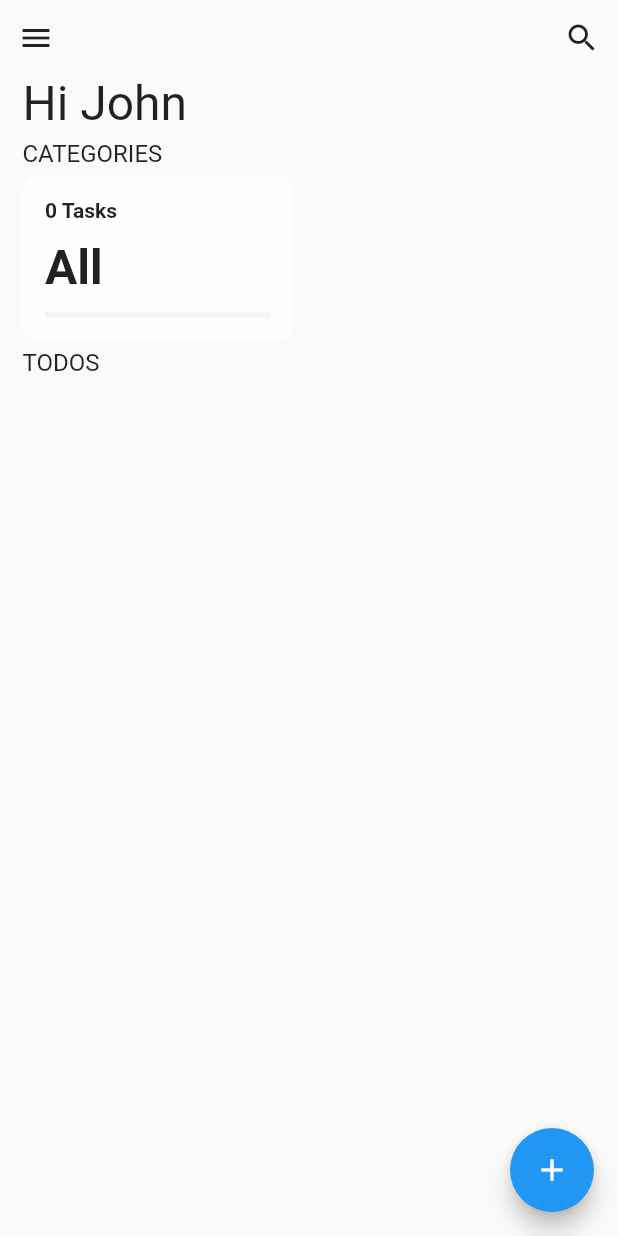
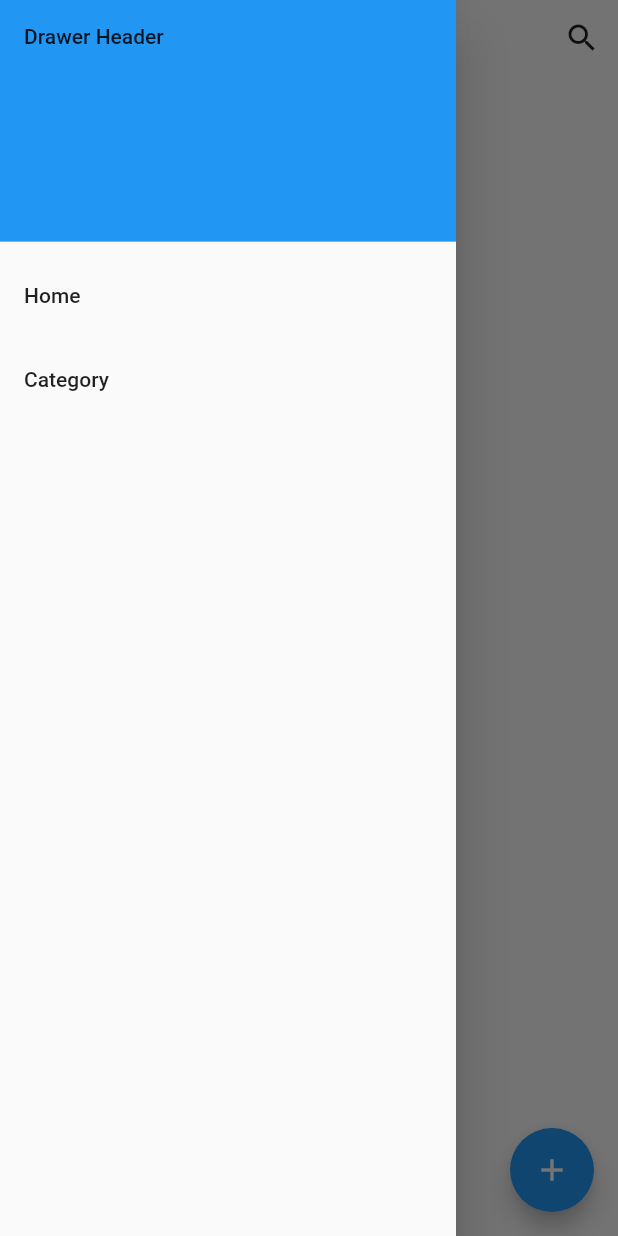
Before and after one commit to Imagine-Me/todo, a Flutter app: the screen it shows after launch, after a tap on the "menu" icon, on a phone screen of 412 x 824 dp. Run offline on Flutter 3.47's test engine with Material 2 defaults, Android fonts, the phone set to English and light mode, and no system bars; our stand-ins replace bloc, drift, flutter_bloc; accounts and stored records are empty; generated files the repository leaves out were written again.

Commit message:
add filtering option

```diff
--- a/lib/src/logic/bloc/todo_bloc.dart
+++ b/lib/src/logic/bloc/todo_bloc.dart
@@ -1,7 +1,6 @@
 import 'dart:async';
 
 import 'package:bloc/bloc.dart';
-import 'package:drift/drift.dart';
 import 'package:meta/meta.dart';
 import 'package:todo/src/database/database.dart';
 import 'package:todo/src/logic/bloc/category_bloc.dart';
@@ -17,12 +16,19 @@ class TodoBloc extends Bloc<TodoEvent, TodoState> {
   late final StreamSubscription categoryStream;
 
   CategoryState _categoryState = CategoryState();
+  int? _category;
+  String _keyWord = '';
 
   TodoBloc({required this.categoryBloc})
       : super(TodoState(categoryState: CategoryState())) {
     on<GetTodo>((event, emit) {
       print('TODO TABLE CHANGED, EMITING NEW STATE');
-      emit(TodoState(todos: event.todos, categoryState: _categoryState));
+      emit(TodoState(
+        todos: event.todos,
+        categoryState: _categoryState,
+        category: _category,
+        keyword: _keyWord,
+      ));
     });
     on<AddTodo>((event, _) {
       print('ADDING NEW TODO');
@@ -31,6 +37,17 @@ class TodoBloc extends Bloc<TodoEvent, TodoState> {
     on<ToggleCompletedTodo>((event, _) {
       print('TOGGLING CHECKBOX');
       database.toggleCompleted(event.todosCompanion);
+    });
+    on<FilterTodo>((event, emit) {
+      print('Filtering the todo');
+      _category = event.category;
+      _keyWord = event.keyword;
+      final newState = TodoState(
+          categoryState: _categoryState,
+          todos: state.todos,
+          keyword: event.keyword,
+          category: event.category);
+      emit(newState);
     });
     on<DeleteTodo>((event, _) {
       print('DELETING TODO');
--- a/lib/src/logic/bloc/todo_event.dart
+++ b/lib/src/logic/bloc/todo_event.dart
@@ -5,9 +5,15 @@ abstract class TodoEvent {}
 
 class GetTodo extends TodoEvent {
   final List<Todo> todos;
-  GetTodo({
-    this.todos = const [],
-  });
+  final int? category;
+  final String? keyword;
+  GetTodo({this.todos = const [], this.category, this.keyword});
+}
+
+class FilterTodo extends TodoEvent {
+  final int? category;
+  final String keyword;
+  FilterTodo({this.category, required this.keyword});
 }
 
 class AddTodo extends TodoEvent {
--- a/lib/src/logic/bloc/todo_state.dart
+++ b/lib/src/logic/bloc/todo_state.dart
@@ -3,13 +3,29 @@ part of 'todo_bloc.dart';
 class TodoState {
   List<Todo> todos;
   CategoryState categoryState;
+  String keyword;
+  int? category;
   TodoState({
     this.todos = const [],
     required this.categoryState,
+    this.keyword = '',
+    this.category,
   });
+
+  String? get categoryName {
+    if (category == null) {
+      return null;
+    }
+    final result = categoryState.categories
+        .firstWhere((element) => element.id == category);
+    return result.category;
+  }
 
   List<TodoModel> get todoCard {
     return todos
+        .where((element) =>
+            (category == null || element.category == category) &
+            (keyword == '' || element.title.contains(keyword)))
         .map((e) => TodoModel(
             title: e.title,
             color: categoryState.colors[e.category] ?? '0xff000000',
@@ -27,10 +43,12 @@ class TodoState {
           .toList()
           .length;
       return CategoryModel(
+          id: category.id,
           category: category.category,
           totalTasks: totalTasks,
           completedTasks: completedTasks,
-          color: int.parse(category.color));
+          color: int.parse(category.color),
+          isSelected: this.category == category.id);
     }).toList();
     final int totalTasks = todos.length;
     final int completedTasks =
@@ -38,10 +56,13 @@ class TodoState {
     result.insert(
         0,
         CategoryModel(
-            category: 'All',
-            totalTasks: totalTasks,
-            completedTasks: completedTasks,
-            color: 0xff6ff22e));
+          id: null,
+          category: 'All',
+          totalTasks: totalTasks,
+          completedTasks: completedTasks,
+          color: 0xff6ff22e,
+          isSelected: category == null,
+        ));
 
     return result;
   }
--- a/lib/src/logic/model/catergory_model.dart
+++ b/lib/src/logic/model/catergory_model.dart
@@ -1,14 +1,19 @@
 class CategoryModel {
+  final int? id;
   final String category;
   final int totalTasks;
   final int completedTasks;
   final int color;
+  final bool isSelected;
 
-  CategoryModel(
-      {required this.category,
-      required this.totalTasks,
-      required this.completedTasks,
-      required this.color});
+  CategoryModel({
+    required this.category,
+    required this.totalTasks,
+    required this.completedTasks,
+    required this.color,
+    this.id,
+    required this.isSelected,
+  });
 
   double get progress {
     double progress = completedTasks / totalTasks;
--- a/lib/src/presentation/screens/home.dart
+++ b/lib/src/presentation/screens/home.dart
@@ -44,9 +44,24 @@ class HomeScreen extends StatelessWidget {
       const SizedBox(
         height: 5,
       ),
-      const Text(
-        'TODOS',
-        style: TextStyle(fontSize: 16),
+      BlocBuilder<TodoBloc, TodoState>(
+        builder: (context, state) {
+          String filterString = '';
+          if (state.categoryName != null || state.keyword != '') {
+            filterString += '(';
+            if (state.categoryName != null) {
+              filterString += ' Category: ${state.categoryName}';
+            }
+            if (state.keyword != '') {
+              filterString += ', Keyword: ${state.keyword}';
+            }
+            filterString += ' )';
+          }
+          return Text(
+            'TODOS $filterString',
+            style: TextStyle(fontSize: 16),
+          );
+        },
       ),
       const SizedBox(
         height: 5,
--- a/lib/src/presentation/widgets/app_bar.dart
+++ b/lib/src/presentation/widgets/app_bar.dart
@@ -11,7 +11,9 @@ class AppBar extends StatelessWidget {
       child: Row(
         mainAxisAlignment: MainAxisAlignment.spaceBetween,
         children: [
-          IconButton(onPressed: () {}, icon: const Icon(Icons.menu)),
+          IconButton(onPressed: () {
+            Scaffold.of(context).openDrawer();
+          }, icon: const Icon(Icons.menu)),
           IconButton(onPressed: () {}, icon: const Icon(Icons.search))
         ],
       ),
--- a/lib/src/presentation/widgets/category_card/card_home.dart
+++ b/lib/src/presentation/widgets/category_card/card_home.dart
@@ -1,4 +1,6 @@
 import 'package:flutter/material.dart';
+import 'package:flutter_bloc/flutter_bloc.dart';
+import 'package:todo/src/logic/bloc/todo_bloc.dart';
 import 'package:todo/src/logic/model/catergory_model.dart';
 
 class CardHome extends StatelessWidget {
@@ -11,9 +13,18 @@ class CardHome extends StatelessWidget {
         decoration: BoxDecoration(
           color: Colors.white70,
           borderRadius: BorderRadius.circular(10),
+          border: categoryModel.isSelected
+              ? Border.all(color: Theme.of(context).primaryColor)
+              : null,
         ),
         width: 180,
         margin: const EdgeInsets.only(right: 10),
+        child: InkWell(
+          onTap: () {
+            BlocProvider.of<TodoBloc>(context)
+                .add(FilterTodo(keyword: '', category: categoryModel.id));
+          },
+          borderRadius: BorderRadius.circular(10),
           child: Padding(
             padding: const EdgeInsets.all(15),
             child: Column(
@@ -22,14 +33,14 @@ class CardHome extends StatelessWidget {
               children: <Widget>[
                 Text(
                   '${categoryModel.totalTasks} Tasks',
-                style:
-                    const TextStyle(fontSize: 14, fontWeight: FontWeight.w600),
+                  style: const TextStyle(
+                      fontSize: 14, fontWeight: FontWeight.w600),
                 ),
                 Text(
                   categoryModel.category,
                   overflow: TextOverflow.ellipsis,
-                style:
-                    const TextStyle(fontSize: 32, fontWeight: FontWeight.bold),
+                  style: const TextStyle(
+                      fontSize: 32, fontWeight: FontWeight.bold),
                 ),
                 LinearProgressIndicator(
                   value: categoryModel.progress,
@@ -38,6 +49,7 @@ class CardHome extends StatelessWidget {
                 )
               ],
             ),
+          ),
         ));
   }
 }
```
Lines whose indentation alone changed are shown as unchanged.
